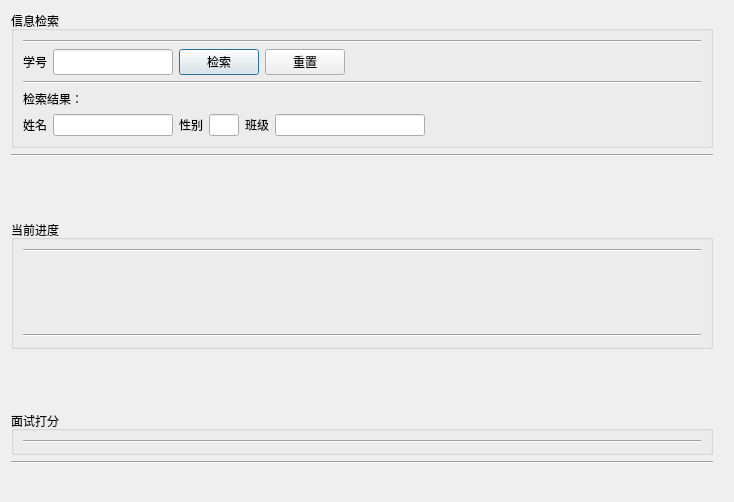
Old version of the form ui/GradeWidget.ui in the repository hurley25/xylms.
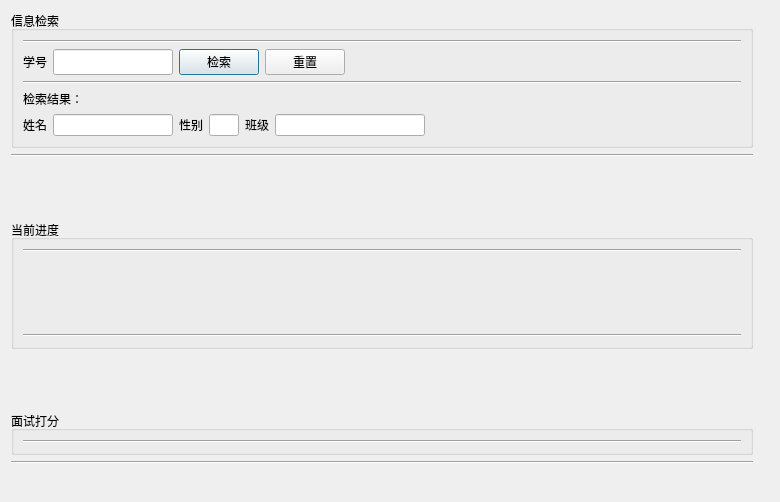
New version of the form.

Diff of the .ui file:
```diff
--- a/ui/GradeWidget.ui
+++ b/ui/GradeWidget.ui
@@ -6,7 +6,7 @@
    <rect>
     <x>0</x>
     <y>0</y>
-    <width>734</width>
+    <width>780</width>
     <height>502</height>
    </rect>
   </property>
@@ -338,6 +338,19 @@
               </property>
              </widget>
             </item>
+            <item>
+             <spacer name="horizontalSpacer_2">
+              <property name="orientation">
+               <enum>Qt::Horizontal</enum>
+              </property>
+              <property name="sizeHint" stdset="0">
+               <size>
+                <width>40</width>
+                <height>20</height>
+               </size>
+              </property>
+             </spacer>
+            </item>
            </layout>
           </item>
          </layout>
```
